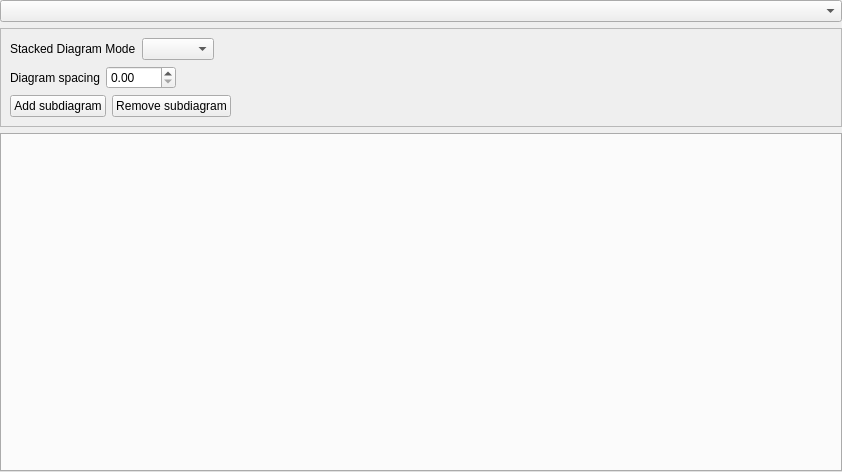
First picture: the form in src/ui/qgsstackeddiagrampropertiesbase.ui, repository qgis/QGIS, before the edit.
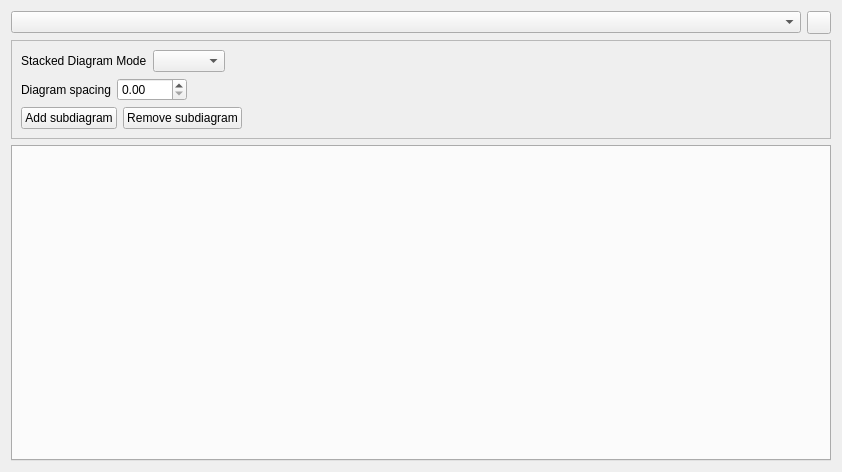
Second picture: the form after the edit. Icons and pictures are not drawn. Custom widgets are drawn as their Qt base class.

Commit message: [gui] QgsStackedDiagramProperties: Move EngineSettingsButton from QgsDiagramProperties to the side of the main diagram type combobox

```diff
--- a/src/ui/qgsstackeddiagrampropertiesbase.ui
+++ b/src/ui/qgsstackeddiagrampropertiesbase.ui
@@ -10,21 +10,27 @@
     <height>472</height>
    </rect>
   </property>
-  <layout class="QVBoxLayout" name="verticalLayout_8" stretch="0,0,0">
-   <property name="leftMargin">
-    <number>0</number>
-   </property>
-   <property name="topMargin">
-    <number>0</number>
-   </property>
-   <property name="rightMargin">
-    <number>0</number>
-   </property>
-   <property name="bottomMargin">
-    <number>0</number>
-   </property>
+  <layout class="QVBoxLayout" name="verticalLayout">
    <item>
-    <widget class="QComboBox" name="mDiagramTypeComboBox"/>
+    <layout class="QHBoxLayout" name="horizontalLayout_4">
+     <item>
+      <widget class="QComboBox" name="mDiagramTypeComboBox"/>
+     </item>
+     <item>
+      <widget class="QToolButton" name="mEngineSettingsButton">
+       <property name="enabled">
+        <bool>true</bool>
+       </property>
+       <property name="toolTip">
+        <string>Automated placement settings (apply to all layers)</string>
+       </property>
+       <property name="icon">
+        <iconset resource="../../images/images.qrc">
+         <normaloff>:/images/themes/default/mIconAutoPlacementSettings.svg</normaloff>:/images/themes/default/mIconAutoPlacementSettings.svg</iconset>
+       </property>
+      </widget>
+     </item>
+    </layout>
    </item>
    <item>
     <widget class="QFrame" name="mStackedDiagramSettingsFrame">
```
The commit also changes 6 other files.
